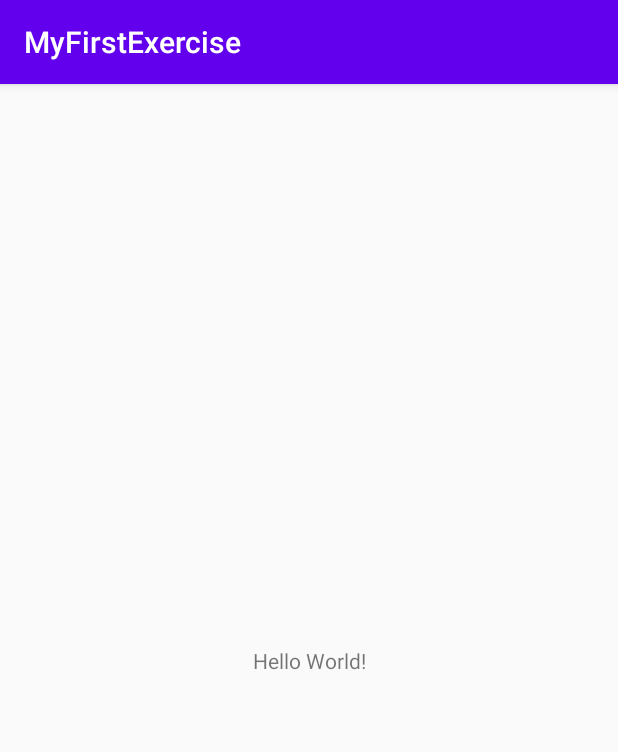
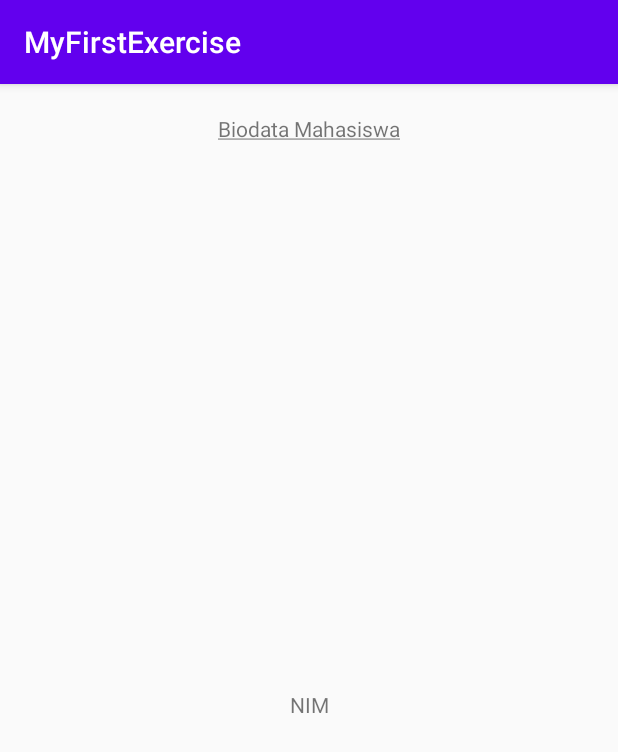
Before and after one commit to EDafee1/Pemrograman-Mobile, an Android app: the screen it shows after launch (MainActivity), on a phone screen of 412 x 824 dp. Shown: the top 752 px of the screen. Run offline under Robolectric (Android 15) with nearby library versions, the phone set to English and light mode, and no system bars.

```diff
--- a/MyFirstExercise/app/src/main/java/com/example/myfirstexercise/MainActivity.java
+++ b/MyFirstExercise/app/src/main/java/com/example/myfirstexercise/MainActivity.java
@@ -1,7 +1,9 @@
 package com.example.myfirstexercise;
 
+import android.graphics.Paint;
 import android.support.v7.app.AppCompatActivity;
 import android.os.Bundle;
+import android.widget.TextView;
 
 public class MainActivity extends AppCompatActivity {
 
@@ -9,5 +11,8 @@ public class MainActivity extends AppCompatActivity {
     protected void onCreate(Bundle savedInstanceState) {
         super.onCreate(savedInstanceState);
         setContentView(R.layout.activity_main);
+
+        TextView textView_title = findViewById(R.id.title);
+        textView_title.setPaintFlags(textView_title.getPaintFlags()| Paint.UNDERLINE_TEXT_FLAG);
     }
 }
--- a/MyFirstExercise/app/src/main/res/layout/activity_main.xml
+++ b/MyFirstExercise/app/src/main/res/layout/activity_main.xml
@@ -4,15 +4,29 @@
     xmlns:tools="http://schemas.android.com/tools"
     android:layout_width="match_parent"
     android:layout_height="match_parent"
+    android:foregroundTint="#000000"
     tools:context=".MainActivity">
 
+
     <TextView
+        android:id="@+id/title"
         android:layout_width="wrap_content"
         android:layout_height="wrap_content"
-        android:text="Hello World!"
-        app:layout_constraintBottom_toBottomOf="parent"
-        app:layout_constraintLeft_toLeftOf="parent"
-        app:layout_constraintRight_toRightOf="parent"
+        android:layout_marginTop="20dp"
+        android:text="@string/title"
+        android:textSize="14sp"
+        app:layout_constraintEnd_toEndOf="parent"
+        app:layout_constraintStart_toStartOf="parent"
         app:layout_constraintTop_toTopOf="parent" />
 
+    <TextView
+        android:id="@+id/textView3"
+        android:layout_width="wrap_content"
+        android:layout_height="wrap_content"
+        android:layout_marginTop="20dp"
+        android:text="@string/nim"
+        app:layout_constraintBottom_toBottomOf="parent"
+        app:layout_constraintEnd_toEndOf="parent"
+        app:layout_constraintStart_toStartOf="parent"
+        app:layout_constraintTop_toBottomOf="@+id/title" />
 </android.support.constraint.ConstraintLayout>
--- a/MyFirstExercise/app/src/main/res/values/strings.xml
+++ b/MyFirstExercise/app/src/main/res/values/strings.xml
@@ -1,3 +1,6 @@
 <resources>
     <string name="app_name">MyFirstExercise</string>
+    <string name="nim">NIM</string>
+    <string name="nama">Nama</string>
+    <string name="title">Biodata Mahasiswa</string>
 </resources>
```
